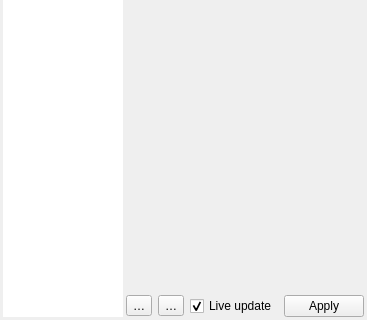
This is src/ui/qgsmapstylingwidgetbase.ui in carsmie/QGIS as Qt 5 draws it before an edit; both pictures show x 0 to 367 and y 146 to 466 of the 367 by 466 pixel window. The edited form follows.
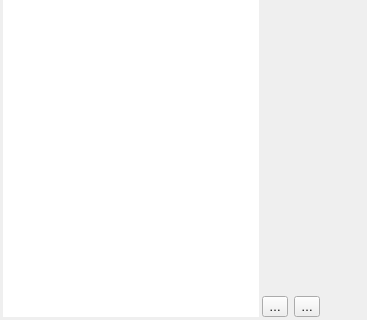
This is the edited form. Icons and pictures are not drawn. Custom widgets are drawn as their Qt base class.

Commit message:
Always enable Live Update in layer styling dock
Remove "Live Update" and "Apply" buttons, and just always enable
live updates

The edit to the form file:
```diff
--- a/src/ui/qgsmapstylingwidgetbase.ui
+++ b/src/ui/qgsmapstylingwidgetbase.ui
@@ -131,35 +131,6 @@
            </property>
           </spacer>
          </item>
-         <item>
-          <widget class="QCheckBox" name="mLiveApplyCheck">
-           <property name="toolTip">
-            <string>If checked, the map canvas will automatically update whenever an option has been changed without the requirement to click Apply</string>
-           </property>
-           <property name="text">
-            <string>Live update</string>
-           </property>
-           <property name="checked">
-            <bool>true</bool>
-           </property>
-           <property name="autoRepeat">
-            <bool>false</bool>
-           </property>
-          </widget>
-         </item>
-         <item>
-          <widget class="QDialogButtonBox" name="mButtonBox">
-           <property name="sizePolicy">
-            <sizepolicy hsizetype="Fixed" vsizetype="Fixed">
-             <horstretch>0</horstretch>
-             <verstretch>0</verstretch>
-            </sizepolicy>
-           </property>
-           <property name="standardButtons">
-            <set>QDialogButtonBox::Apply</set>
-           </property>
-          </widget>
-         </item>
         </layout>
        </item>
        <item row="1" column="0" rowspan="2">
```
Left out of the diff: 21 changed lines with no effect on the pictures. The commit also changes 2 other files.
